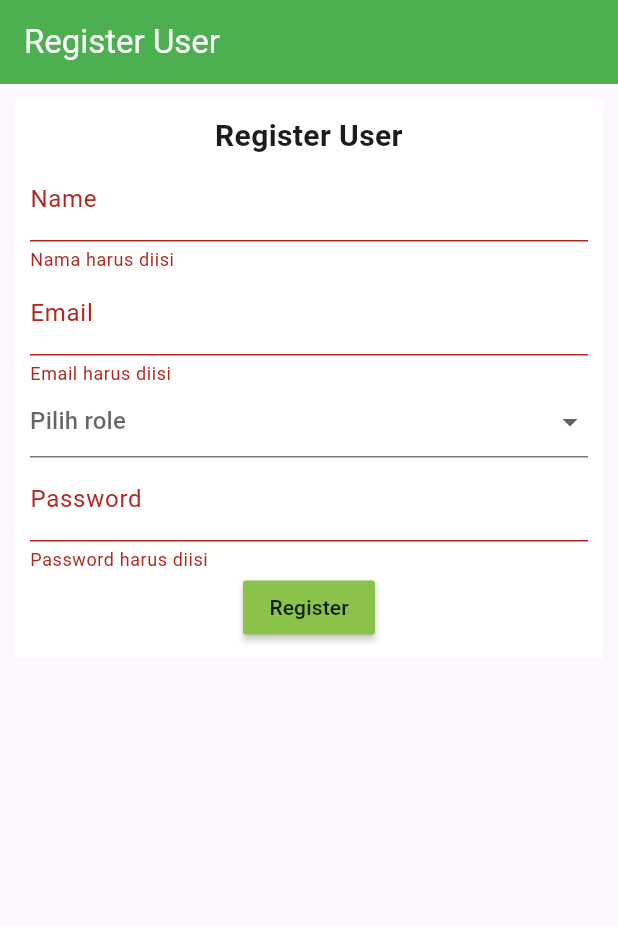
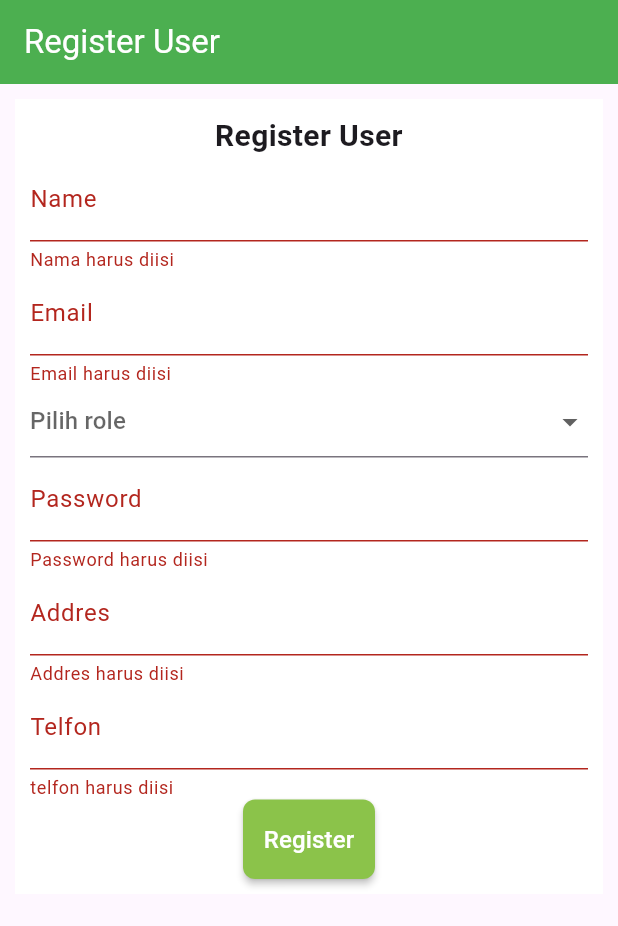
Before and after one commit to Morello07/toko_onlinee, a Flutter app: the screen it shows after launch, after a tap on "Register", on a phone screen of 412 x 824 dp. Shown: the top 926 px of the screen. Run offline on Flutter 3.47's test engine with Material 3 defaults, Android fonts, the phone set to English and light mode, and no system bars; our stand-ins replace shared_preferences.

```diff
--- a/lib/main.dart
+++ b/lib/main.dart
@@ -15,7 +15,7 @@ class MyApp extends StatelessWidget {
   @override
   Widget build(BuildContext context) {
     return MaterialApp(
-      title: 'Movie App',
+      title: 'Toko Online',
       theme: ThemeData(
         primarySwatch: Colors.green,
       ),
--- a/lib/models/response_data_List.dart
+++ b/lib/models/response_data_List.dart
@@ -1,4 +1,3 @@
-import 'package:flutter/material.dart';
 
 class ResponseDataList{
   bool status;
--- a/lib/models/response_data_map.dart
+++ b/lib/models/response_data_map.dart
@@ -1,4 +1,3 @@
-import 'package:flutter/material.dart';
 
 class ResponseDataMap{
   bool status;
@@ -9,4 +8,6 @@ class ResponseDataMap{
     required this.message,
     this.data,
   });
+
+  get statusCode => null;
 }
--- a/lib/services/url.dart
+++ b/lib/services/url.dart
@@ -1,2 +1 @@
-
-   const String BaseUrl = "https://learn.smktelkom-mlg.sch.id/api";
+const String Base_Url = "http://localhost/aksa_toko_online/public/api";
--- a/lib/views/dashboard.dart
+++ b/lib/views/dashboard.dart
@@ -34,7 +34,7 @@ class _DashboardViewState extends State<DashboardView> {
   Widget build(BuildContext context) {
     return Scaffold(
       appBar: AppBar(
-        title: Text("Dashboard"),
+        title: const Text("Dashboard"),
         backgroundColor: Colors.green,
         foregroundColor: Colors.white,
         actions: [
@@ -42,7 +42,7 @@ class _DashboardViewState extends State<DashboardView> {
               onPressed: () {
                 Navigator.popAndPushNamed(context, '/login');
               },
-              icon: Icon(Icons.logout))
+              icon: const Icon(Icons.logout))
         ],
       ),
       body: Center(child: Text("Selamat Datang $nama role anda $role")),
--- a/lib/views/movie_view.dart
+++ b/lib/views/movie_view.dart
@@ -17,11 +17,11 @@ class _MovieViewState extends State<MovieView> {
   Widget build(BuildContext context) {
     return Scaffold(
       appBar: AppBar(
-        title: Text("Movie"),
+        title: const Text("Movie"),
         backgroundColor: Colors.green,
         foregroundColor: Colors.white,
       ),
-      body: Text("Movie"),
+      body: const Text("Movie"),
       bottomNavigationBar: BottomNav(1),
 
     );
--- a/lib/views/pesan_view.dart
+++ b/lib/views/pesan_view.dart
@@ -13,11 +13,11 @@ class _PesanViewState extends State<PesanView> {
   Widget build(BuildContext context) {
     return Scaffold(
       appBar: AppBar(
-        title: Text("Pesan"),
+        title: const Text("Pesan"),
         backgroundColor: Colors.green,
         foregroundColor: Colors.white,
       ),
-      body: Center(child: Text("Halaman Pesan")),
+      body: const Center(child: Text("Halaman Pesan")),
       bottomNavigationBar: BottomNav(1),
     );
   }
--- a/lib/views/register_user_view.dart
+++ b/lib/views/register_user_view.dart
@@ -1,6 +1,7 @@
 import 'package:movie_flutter/services/user.dart';
 import 'package:movie_flutter/widgets/alert.dart';
 import 'package:flutter/material.dart';
+import '../style/registerStyle.dart';
 
 class RegisterUserView extends StatefulWidget {
   const RegisterUserView({super.key});
@@ -20,26 +21,28 @@ class _RegisterUserViewState extends State<RegisterUserView> {
   TextEditingController name = TextEditingController();
   TextEditingController email = TextEditingController();
   TextEditingController password = TextEditingController();
-  List roleChoice = ["admin", "user"];
+  TextEditingController addres = TextEditingController();
+  TextEditingController telfon = TextEditingController();
+  List roleChoice = ["pelanggan", "kasir"];
   String? role;
 
   @override
   Widget build(BuildContext context) {
     return Scaffold(
       appBar: AppBar(
-        title: Text("Register User"),
+        title: const Text("Register User"),
         backgroundColor: Colors.green,
         foregroundColor: Colors.white,
       ),
       body: SingleChildScrollView(
           child: Container(
-              margin: EdgeInsets.all(10),
-              padding: EdgeInsets.all(10),
+              margin: const EdgeInsets.all(10),
+              padding: const EdgeInsets.all(10),
               width: MediaQuery.of(context).size.width,
-              decoration: BoxDecoration(color: Colors.white),
+              decoration: const BoxDecoration(color: Colors.white),
               child: Column(
                 children: [
-                  Text(
+                  const Text(
                     "Register User",
                     style: TextStyle(
                       fontSize: 20,
@@ -53,7 +56,8 @@ class _RegisterUserViewState extends State<RegisterUserView> {
                         children: [
                           TextFormField(
                             controller: name,
-                            decoration: InputDecoration(label: Text("Name")),
+                            decoration:
+                                const InputDecoration(label: Text("Name")),
                             validator: (value) {
                               if (value!.isEmpty) {
                                 return 'Nama harus diisi';
@@ -64,7 +68,8 @@ class _RegisterUserViewState extends State<RegisterUserView> {
                           ),
                           TextFormField(
                             controller: email,
-                            decoration: InputDecoration(label: Text("Email")),
+                            decoration:
+                                const InputDecoration(label: Text("Email")),
                             validator: (value) {
                               if (value!.isEmpty) {
                                 return 'Email harus diisi';
@@ -84,7 +89,7 @@ class _RegisterUserViewState extends State<RegisterUserView> {
                                 role = value.toString();
                               });
                             },
-                            hint: Text("Pilih role"),
+                            hint: const Text("Pilih role"),
                             validator: (value) {
                               if (value.toString().isEmpty) {
                                 return 'Role harus dipilih';
@@ -96,7 +101,7 @@ class _RegisterUserViewState extends State<RegisterUserView> {
                           TextFormField(
                             controller: password,
                             decoration:
-                                InputDecoration(label: Text("Password")),
+                                const InputDecoration(label: Text("Password")),
                             validator: (value) {
                               if (value!.isEmpty) {
                                 return 'Password harus diisi';
@@ -105,37 +110,91 @@ class _RegisterUserViewState extends State<RegisterUserView> {
                               }
                             },
                           ),
+                          TextFormField(
+                            controller: addres,
+                            decoration:
+                                const InputDecoration(label: Text("Addres")),
+                            validator: (value) {
+                              if (value!.isEmpty) {
+                                return 'Addres harus diisi';
+                              } else {
+                                return null;
+                              }
+                            },
+                          ),
+                          TextFormField(
+                            controller: telfon,
+                            decoration:
+                                const InputDecoration(label: Text("Telfon")),
+                            validator: (value) {
+                              if (value!.isEmpty) {
+                                return 'telfon harus diisi';
+                              } else {
+                                return null;
+                              }
+                            },
+                          ),
                           MaterialButton(
                             onPressed: () async {
                               if (formKey.currentState!.validate()) {
+                                try {
                                   var data = {
                                     "name": name.text,
                                     "email": email.text,
                                     "role": role,
                                     "password": password.text,
+                                    "addres": addres.text,
+                                    "telfon": telfon.text
                                   };
+
+                                  showDialog(
+                                    context: context,
+                                    barrierDismissible: false,
+                                    builder: (BuildContext context) {
+                                      return const Center(
+                                          child: CircularProgressIndicator());
+                                    },
+                                  );
+
                                   var result = await user.registerUser(data);
+
+                                  Navigator.pop(context);
+
                                   if (result.status == true) {
                                     name.clear();
                                     email.clear();
                                     password.clear();
+                                    addres.clear();
+                                    telfon.clear();
                                     setState(() {
                                       role = null;
                                     });
-                                  AlertMessage()
-                                      .showAlert(context, result.message, true);
-                                  Future.delayed(Duration(seconds: 2), () {
-                                    Navigator.pushReplacementNamed(
-                                        context, '/login');
-                                  });
+
+                                    await AlertMessage().showAlert(
+                                        context, result.message, true);
+                                    Navigator.pushNamedAndRemoveUntil(
+                                        context, '/login', (route) => false);
                                   } else {
                                     AlertMessage().showAlert(
                                         context, result.message, false);
                                   }
+                                } catch (e) {
+                                  Navigator.pop(context);
+                                  AlertMessage().showAlert(
+                                      context, "Terjadi kesalahan: $e", false);
+                                }
                               }
                             },
-                            child: Text("Register"),
                             color: Colors.lightGreen,
+                            textColor: Colors.white,
+                            padding: const EdgeInsets.symmetric(vertical: 15),
+                            shape: RoundedRectangleBorder(
+                              borderRadius: BorderRadius.circular(8),
+                            ),
+                            child: const Text(
+                              "Register",
+                              style: TextStyle(fontSize: 16),
+                            ),
                           ),
                         ],
                       ))
```
Also changed, not shown: lib/services/user.dart (+19 -41 lines), lib/style/buttonStyle.dart (added, +11 -0 lines), lib/style/colors.dart (added, +8 -0 lines), lib/style/inputStyle.dart (added, +20 -0 lines), lib/style/registerStyle.dart (added, +42 -0 lines), lib/style/tema.dart (added, +11 -0 lines), lib/style/textStyle.dart (added, +15 -0 lines), lib/views/login_view.dart (+11 -11 lines), lib/widgets/alert.dart (+6 -6 lines), lib/widgets/bottom_nav.dart (+29 -29 lines), 1 other file. Lines whose indentation alone changed are shown as unchanged.
